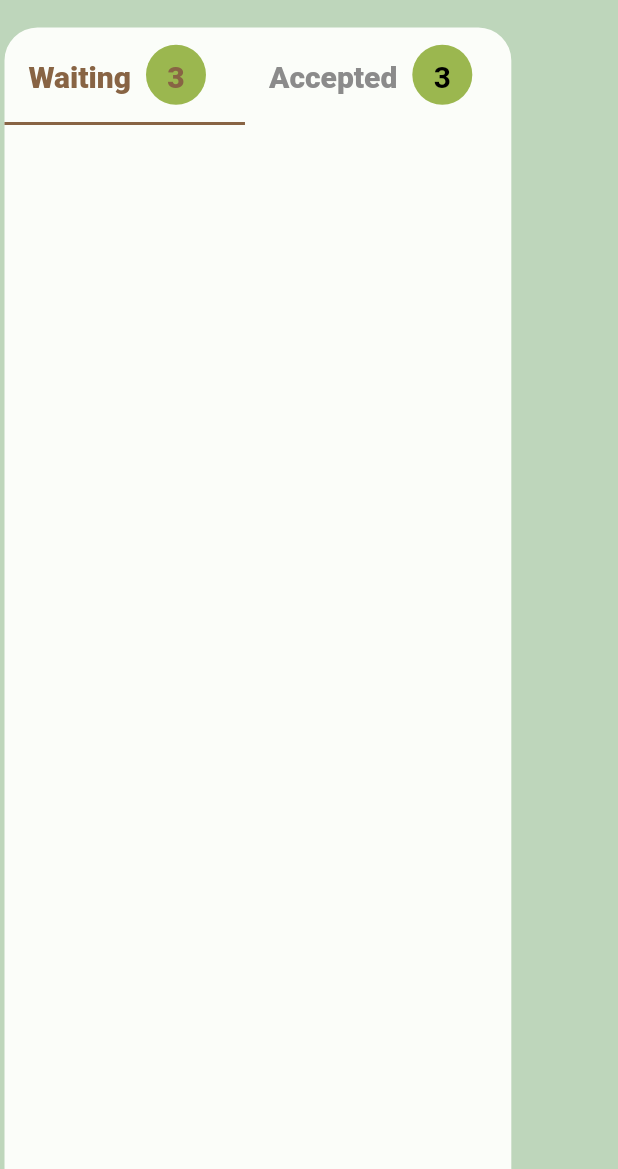
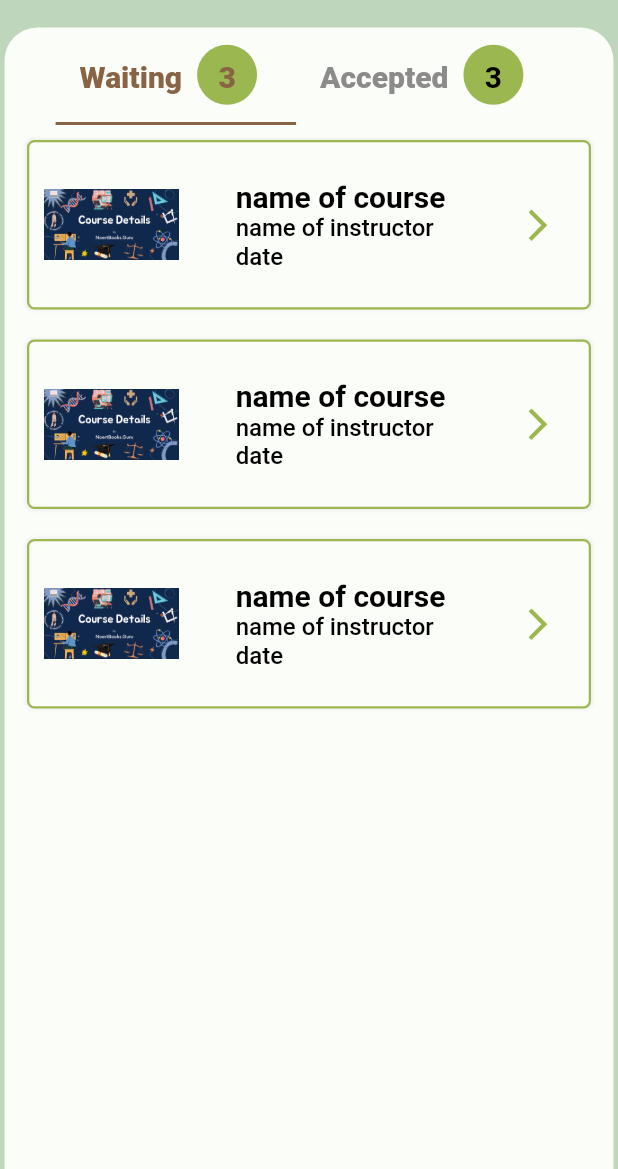
Before and after one commit to HudaHakami/fasilah, a Flutter app: the MangeCoursesScreen screen opened directly, on a phone screen of 412 x 824 dp, the part 67-1236 px from its top. Run offline on Flutter 3.47's test engine with Material 2 defaults, Android fonts, the light colour scheme and no system bars; our stand-ins replace fluttertoast, google_fonts; Roboto replaces fonts that are missing (Tajawal).

Commit message:
add waiting and acceptance  page  to the admin page
add page waiting and accept

```diff
--- a/lib/features/admin/courses/view.dart
+++ b/lib/features/admin/courses/view.dart
@@ -1,10 +1,12 @@
+import 'package:fasilah_m1/features/admin/courses/waiting_courses.dart';
 import 'package:fasilah_m1/shared/components/navigator.dart';
 import 'package:fasilah_m1/shared/styles/colors.dart';
 import 'package:flutter/material.dart';
 import 'package:google_fonts/google_fonts.dart';
+
 import '../../../shared/components/components.dart';
 import '../../../shared/styles/styles.dart';
-
+import 'accepted_courses.dart';
 class MangeCoursesScreen extends StatefulWidget {
   const MangeCoursesScreen({super.key});
 
@@ -97,10 +99,12 @@ class _MangeCoursesScreenState extends State<MangeCoursesScreen> {
                   ),
                   const Expanded(
                     child: SizedBox(
-
-
-
-
+                      child: TabBarView(
+                        children: [
+                          WaitingCourses(),
+                          AcceptedCourses()
+                        ],
+                      ),
                     ),
                   ),
                 ]),
--- /dev/null
+++ b/lib/features/admin/courses/waiting_courses.dart
@@ -0,0 +1,80 @@
+//import 'package:fasilah_m1/shared/components/navigator.dart';
+import 'package:fasilah_m1/shared/styles/images.dart';
+import 'package:flutter/material.dart';
+
+import '../../../shared/components/constants.dart';
+import '../../../shared/styles/colors.dart';
+//import '../../../shared/styles/images.dart';
+import '../../../shared/styles/styles.dart';
+//import 'courses_info.dart';
+
+class WaitingCourses extends StatefulWidget {
+  const WaitingCourses({super.key});
+
+  @override
+  State<WaitingCourses> createState() => _WaitingCoursesState();
+}
+
+class _WaitingCoursesState extends State<WaitingCourses> {
+  @override
+  Widget build(BuildContext context) {
+    return ListView.builder(
+      itemBuilder: (context, index) {
+        return Container(
+          width: width(context, 1),
+          margin: const EdgeInsets.symmetric(horizontal: 15, vertical: 10),
+          padding: const EdgeInsets.symmetric(horizontal: 10, vertical: 5),
+          decoration: BoxDecoration(
+              color: AppColors.white2,
+              borderRadius: BorderRadius.circular(5),
+              border: Border.all(color: AppColors.green, width: 1.5),
+              boxShadow: const [
+                BoxShadow(
+                    color: AppColors.lightGrey, blurRadius: 1, spreadRadius: 1)
+              ]),
+          child: Row(
+            mainAxisAlignment: MainAxisAlignment.spaceBetween,
+            children: [
+              const SizedBox(
+                  height: 100,
+                  width: 90,
+                  child: Image(image: AssetImage(course),)
+              ),
+              Column(
+                mainAxisAlignment: MainAxisAlignment.start,
+                crossAxisAlignment: CrossAxisAlignment.start,
+                children: [
+                  Text(
+                    'name of course',
+                    style: AppTextStyles.name,
+                  ),
+                  Text(
+                    'name of instructor',
+                    style: AppTextStyles.smTitles,
+                  ),
+                  Text(
+                    'date',
+                    style: AppTextStyles.smTitles,
+                  ),
+                ],
+              ),
+              Row(
+                children: [
+                  IconButton(
+                      onPressed: () {
+                       // navigateTo(context,  const CoursesInfo(type: 'waiting',));
+                      },
+                      icon: const Icon(Icons.arrow_forward_ios,
+                        color: AppColors.green ,
+                        size: 25,
+                      )),
+                ],
+              )
+            ],
+          ),
+        );
+      },
+      itemCount: 3,
+    );
+  }
+}
```
Also changed, not shown: lib/features/admin/courses/accepted_courses.dart (added, +89 -0 lines), lib/features/admin/events/accepted_events.dart (added, +90 -0 lines), lib/features/admin/events/view.dart (+8 -6 lines), lib/features/admin/events/waiting_events.dart (added, +75 -0 lines).
